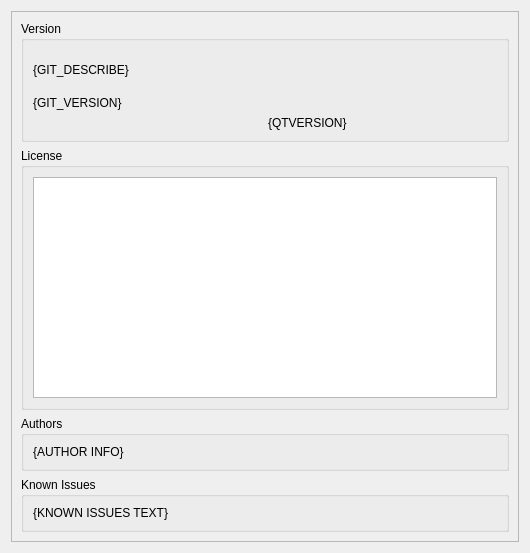
The window that src/UI/window/config/about/src/aboutsettings.ui (okstar-org/ok-msg-desktop) describes before a commit, drawn with Qt 5.
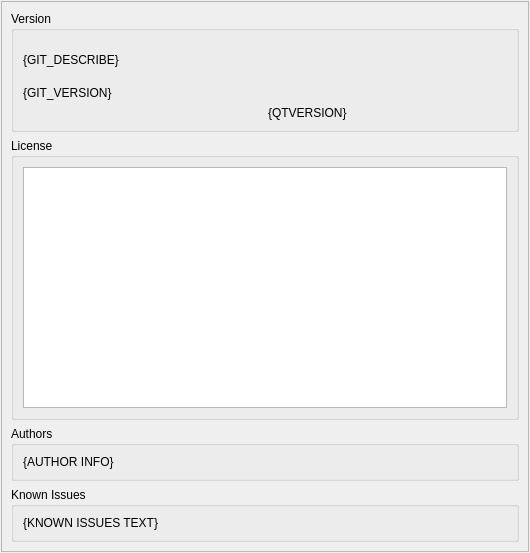
The same window after the commit. Custom widgets are drawn as their Qt base class.

```diff
--- a/src/UI/window/config/about/src/aboutsettings.ui
+++ b/src/UI/window/config/about/src/aboutsettings.ui
@@ -32,6 +32,18 @@
    <string notr="true">Form</string>
   </property>
   <layout class="QVBoxLayout" name="verticalLayout">
+   <property name="leftMargin">
+    <number>1</number>
+   </property>
+   <property name="topMargin">
+    <number>1</number>
+   </property>
+   <property name="rightMargin">
+    <number>1</number>
+   </property>
+   <property name="bottomMargin">
+    <number>1</number>
+   </property>
    <item>
     <widget class="VerticalOnlyScroller" name="scrollArea">
      <property name="widgetResizable">
@@ -42,8 +54,8 @@
        <rect>
         <x>0</x>
         <y>0</y>
-        <width>514</width>
-        <height>537</height>
+        <width>526</width>
+        <height>549</height>
        </rect>
       </property>
       <layout class="QVBoxLayout" name="verticalLayout_2" stretch="0,1,0,0">
```
